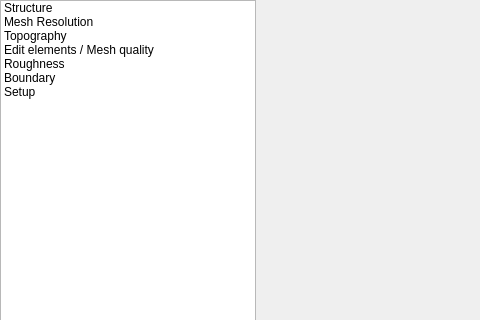
Before: the Qt Designer form src/ui/reosedithydraulicstructure2dwidget.ui in vcloarec/ReosProject, drawn with Qt 5; both pictures show x 0 to 480 and y 0 to 320 of the 643 by 496 pixel window.
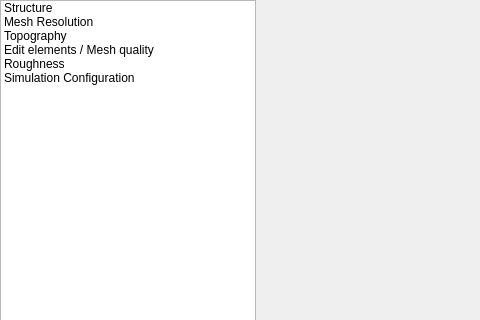
After: the same form once the commit is applied. Icons and pictures are not drawn.

Commit message: start Telemac simulation

What changed in the file:
```diff
--- a/src/ui/reosedithydraulicstructure2dwidget.ui
+++ b/src/ui/reosedithydraulicstructure2dwidget.ui
@@ -98,12 +98,11 @@
        </item>
        <item>
         <property name="text">
-         <string>Boundary</string>
+         <string>Simulation Configuration</string>
         </property>
-       </item>
-       <item>
-        <property name="text">
-         <string>Setup</string>
+        <property name="icon">
+         <iconset resource="../../images/images.qrc">
+          <normaloff>:/images/settings.svg</normaloff>:/images/settings.svg</iconset>
         </property>
        </item>
       </widget>
```
Left out of the diff: 18 changed lines with no effect on the pictures. The commit also changes 35 other files.
